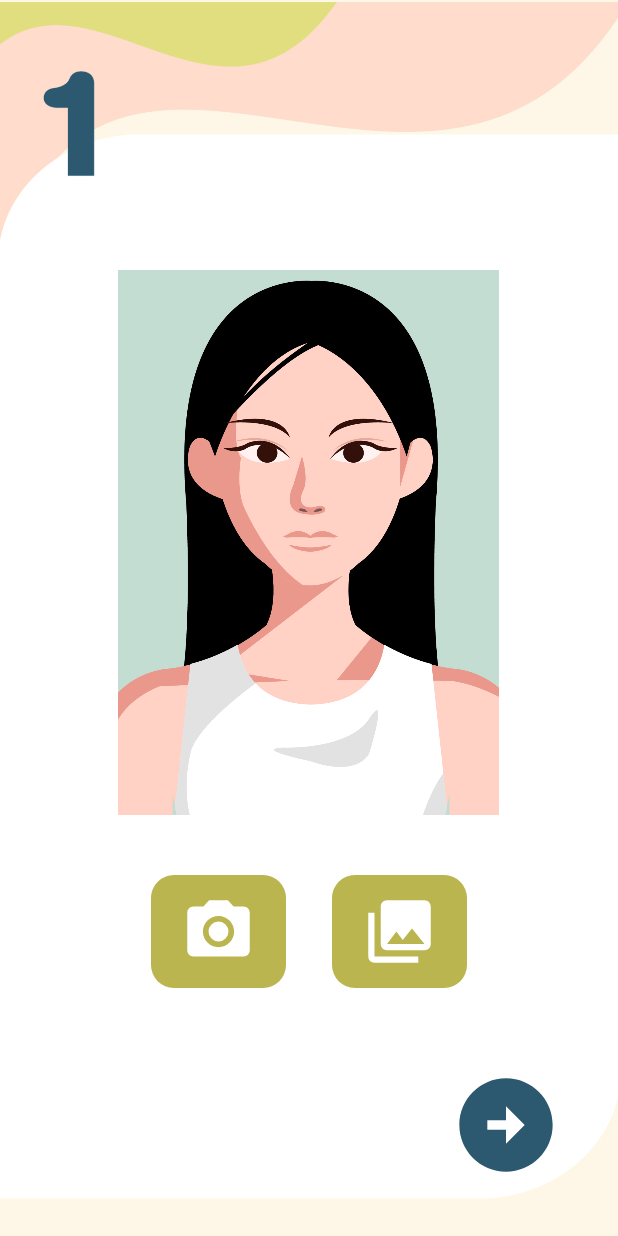
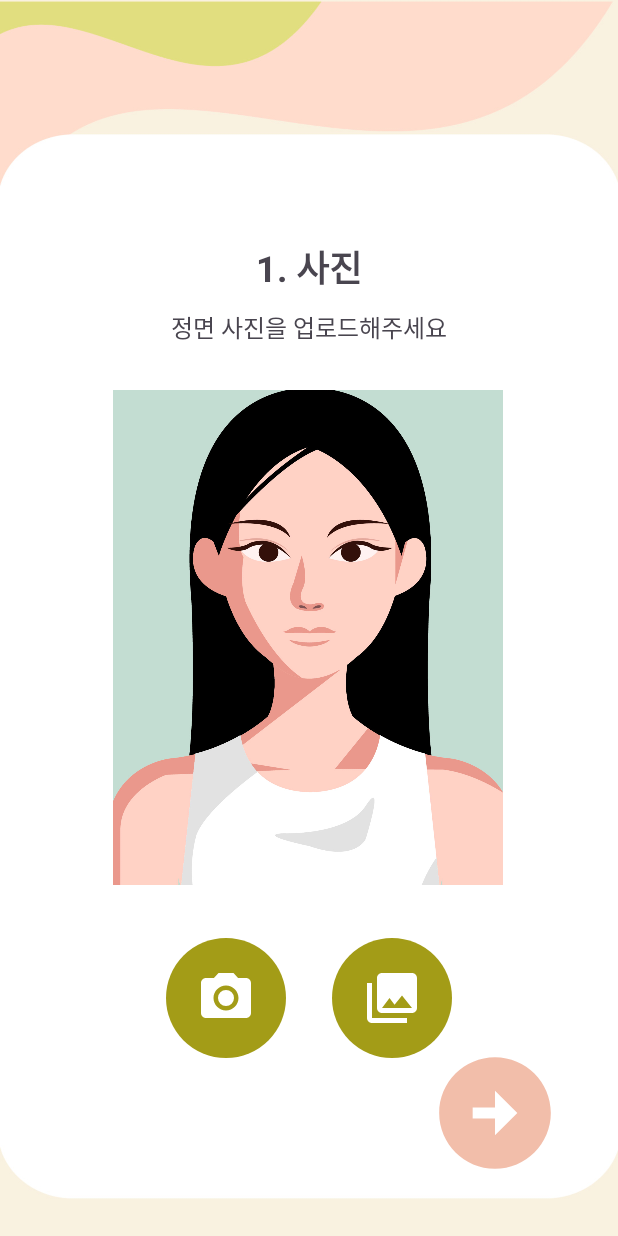
Before and after one commit to chohc/PersonalColor, an Android app: the Test1Activity screen opened directly, with no data from a screen before it, on a phone screen of 412 x 824 dp. Run offline under Robolectric (Android 15) with nearby library versions, the phone set to English and light mode, and no system bars; libraries missing offline, so code that uses them is left out: com.google.mlkit.vision, org.opencv.android, org.opencv.core, org.opencv.imgproc, org.tensorflow.lite; 2 statements that could not run were skipped.

Commit message:
배경 변경

```diff
--- a/app/src/main/java/com/example/personalcolor/Test1Activity.kt
+++ b/app/src/main/java/com/example/personalcolor/Test1Activity.kt
@@ -299,12 +299,12 @@ class Test1Activity : BaseActivity() {
 
                     // 인텐트로 넘길 크롭 이미지 만들기
                     // 경계 상자 재조정
-                    val paddingHosizontal = 10
+                    val paddingHosizontal = 15
                     val paddingVertical = 20 // 원하는 크기만큼 패딩
                     left = (faceRect.left - paddingHosizontal).coerceAtLeast(0)
                     top = (faceRect.top - paddingVertical).coerceAtLeast(0)
                     right = (faceRect.right + paddingHosizontal).coerceAtMost(resizedBitmap.width)
-                    bottom = (faceRect.bottom + paddingVertical).coerceAtMost(resizedBitmap.height) + 5
+                    bottom = (faceRect.bottom + paddingVertical + 5).coerceAtMost(resizedBitmap.height) + 5
 
                     // 조정된 경계 상자를 사용하여 얼굴 부분 크롭
                     val croppedBitmap2 = Bitmap.createBitmap(
--- a/app/src/main/res/drawable/rounded_square.xml
+++ b/app/src/main/res/drawable/rounded_square.xml
@@ -3,8 +3,8 @@
     android:color="?attr/colorControlHighlight">
     <item>
         <shape android:shape="rectangle">
-            <corners android:radius="15dp"/>
-            <solid android:color="#BAB54F"/>
+            <corners android:radius="100dp"/>
+            <solid android:color="#A39C17"/>
         </shape>
     </item>
 </ripple>
--- a/app/src/main/res/layout/activity_main.xml
+++ b/app/src/main/res/layout/activity_main.xml
@@ -5,7 +5,7 @@
     android:id="@+id/imagePreview"
     android:layout_width="match_parent"
     android:layout_height="match_parent"
-    android:background="@drawable/main2"
+    android:background="@drawable/main_final"
     tools:context=".MainActivity">
 
     <Button
@@ -13,7 +13,7 @@
         android:layout_width="300dp"
         android:layout_height="wrap_content"
         android:layout_marginBottom="35dp"
-        android:backgroundTint="#2C5970"
+        android:backgroundTint="#A0950D"
         android:paddingTop="12dp"
         android:paddingBottom="12dp"
         android:text="Start"
--- a/app/src/main/res/layout/activity_test1.xml
+++ b/app/src/main/res/layout/activity_test1.xml
@@ -5,29 +5,54 @@
     android:id="@+id/imagePreview"
     android:layout_width="match_parent"
     android:layout_height="match_parent"
-    android:background="@drawable/background1"
+    android:background="@drawable/background_final"
     tools:context=".Test1Activity">
+
+    <TextView
+        android:id="@+id/textView7"
+        android:layout_width="wrap_content"
+        android:layout_height="wrap_content"
+        android:layout_marginTop="160dp"
+        android:layout_marginBottom="10dp"
+        android:text="1. 사진"
+        android:textSize="24sp"
+        android:textStyle="bold"
+        app:layout_constraintBottom_toTopOf="@+id/textView6"
+        app:layout_constraintEnd_toEndOf="parent"
+        app:layout_constraintStart_toStartOf="parent"
+        app:layout_constraintTop_toTopOf="parent" />
+
+    <TextView
+        android:id="@+id/textView6"
+        android:layout_width="wrap_content"
+        android:layout_height="wrap_content"
+        android:layout_marginBottom="30dp"
+        android:text="정면 사진을 업로드해주세요"
+        android:textSize="16sp"
+        app:layout_constraintBottom_toTopOf="@+id/imageView"
+        app:layout_constraintEnd_toEndOf="parent"
+        app:layout_constraintStart_toStartOf="parent" />
 
     <ImageView
         android:id="@+id/imageView"
-        android:layout_width="254dp"
-        android:layout_height="363dp"
+        android:layout_width="260dp"
+        android:layout_height="330dp"
         android:layout_marginStart="50dp"
-        android:layout_marginTop="180dp"
+        android:layout_marginTop="30dp"
         android:layout_marginEnd="50dp"
         android:scaleType="centerCrop"
         app:layout_constraintEnd_toEndOf="parent"
         app:layout_constraintHorizontal_bias="0.491"
         app:layout_constraintStart_toStartOf="parent"
-        app:layout_constraintTop_toTopOf="parent"
-        tools:srcCompat="@drawable/guideline1" />
+        app:layout_constraintTop_toBottomOf="@+id/textView6"
+        tools:srcCompat="@drawable/guideline_final" />
 
     <ImageButton
         android:id="@+id/galleryButton"
-        android:layout_width="90dp"
-        android:layout_height="75dp"
-        android:layout_marginStart="15dp"
-        android:layout_marginTop="40dp"
+        android:layout_width="80dp"
+        android:layout_height="80dp"
+        android:layout_marginStart="10dp"
+        android:layout_marginTop="35dp"
         android:layout_marginEnd="100dp"
         android:background="@drawable/rounded_square"
         android:padding="20dp"
@@ -40,11 +65,11 @@
 
     <ImageButton
         android:id="@+id/cameraButton"
-        android:layout_width="90dp"
-        android:layout_height="75dp"
+        android:layout_width="80dp"
+        android:layout_height="80dp"
         android:layout_marginStart="100dp"
-        android:layout_marginTop="40dp"
-        android:layout_marginEnd="15dp"
+        android:layout_marginTop="35dp"
+        android:layout_marginEnd="10dp"
         android:background="@drawable/rounded_square"
         android:padding="20dp"
         android:scaleType="centerCrop"
@@ -57,8 +82,8 @@
 
     <ImageButton
         android:id="@+id/goSurveyButton"
-        android:layout_width="85dp"
-        android:layout_height="84dp"
+        android:layout_width="100dp"
+        android:layout_height="100dp"
         android:layout_marginEnd="32dp"
         android:layout_marginBottom="32dp"
         android:background="#00FFFFFF"
@@ -67,6 +92,7 @@
         app:layout_constraintBottom_toBottomOf="parent"
         app:layout_constraintEnd_toEndOf="parent"
         app:srcCompat="@drawable/baseline_arrow_circle_right_24"
-        app:tint="#2C5970" />
+        app:tint="#F2BEAA" />
+
 
 </androidx.constraintlayout.widget.ConstraintLayout>
--- a/app/src/main/res/layout/activity_test2.xml
+++ b/app/src/main/res/layout/activity_test2.xml
@@ -10,7 +10,8 @@
         android:layout_width="match_parent"
         android:layout_height="4dp"
         android:max="100"
-        android:progress="0" />
+        android:progress="0"
+        android:progressTint="#2B5B72" />
 
     <!--    <TextView-->
     <!--        android:id="@+id/instructionText"-->
```
Also changed, not shown: app/src/main/res/drawable/background_final.jpg (added), app/src/main/res/drawable/guideline_final.jpg (added), app/src/main/res/drawable/main_final.jpg (added), app/src/main/res/drawable/result_winter.jpg (added).
